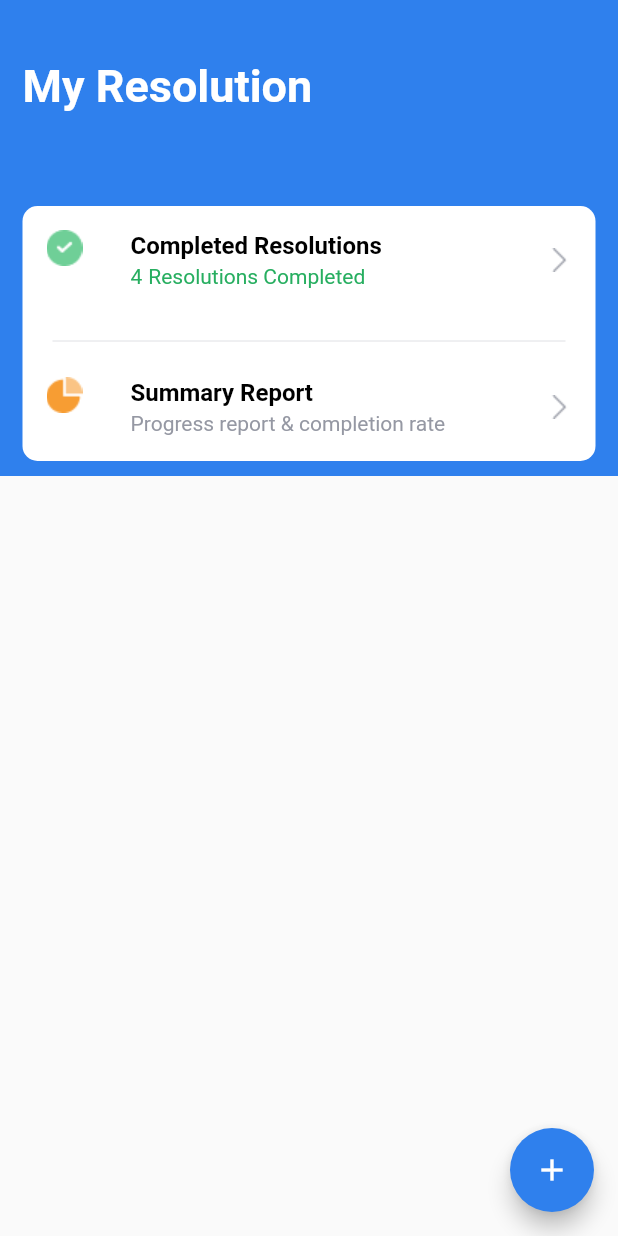
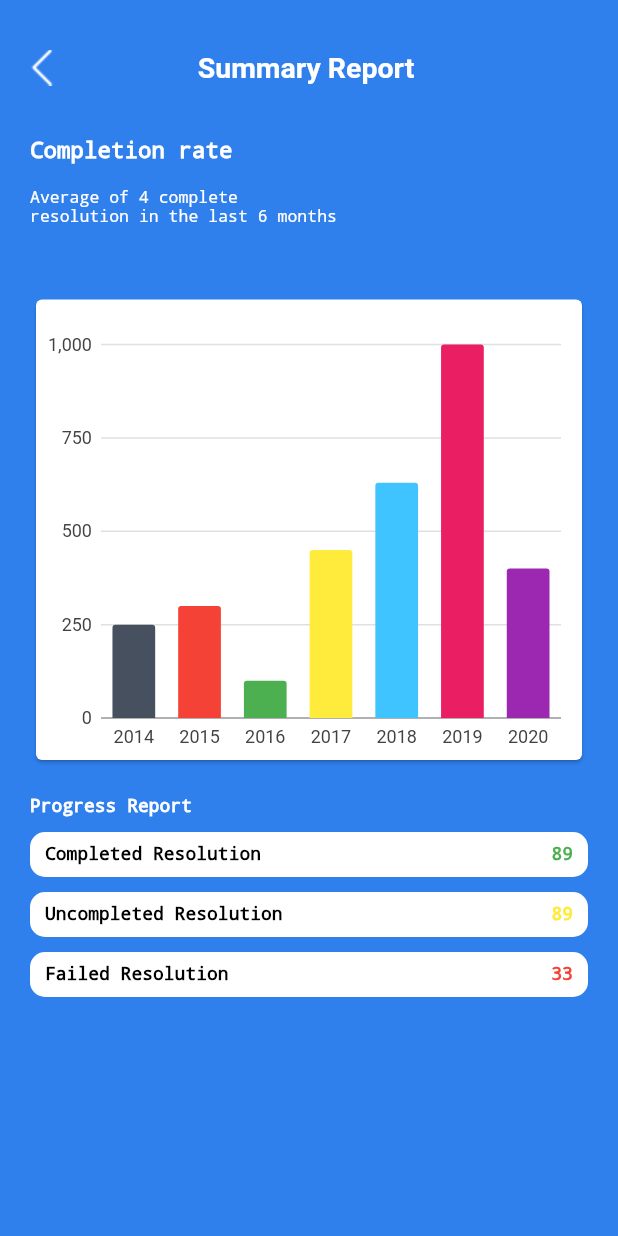
Before and after one commit to Abdullah8888/new_year_new_me, a Flutter app: the screen it shows after launch, after a tap on "Summary Report", on a phone screen of 412 x 824 dp. Run offline on Flutter 3.47's test engine with Material 2 defaults, Android fonts, the phone set to English and light mode, and no system bars; our stand-ins replace charts_flutter, flutter_local_notifications, sqflite; missing offline and left inert: dart:ffi; accounts and stored records are empty.

```diff
--- /dev/null
+++ b/lib/chart/bar_chart_demo.dart
@@ -0,0 +1,55 @@
+
+import 'package:flutter/material.dart';
+import 'package:charts_flutter/flutter.dart' as charts;
+import 'package:new_year_new_me/chart/bar_chart_graph.dart';
+import 'package:new_year_new_me/model/bar_chart_model.dart';
+
+
+class BarChartDemo {
+
+  final List<BarChartModel> data = [
+    BarChartModel(
+      year: "2014",
+      financial: 250,
+      color: charts.ColorUtil.fromDartColor(Color(0xFF47505F)),
+    ),
+    BarChartModel(
+      year: "2015",
+      financial: 300,
+      color: charts.ColorUtil.fromDartColor(Colors.red),
+    ),
+    BarChartModel(
+      year: "2016",
+      financial: 100,
+      color: charts.ColorUtil.fromDartColor(Colors.green),
+    ),
+    BarChartModel(
+      year: "2017",
+      financial: 450,
+      color: charts.ColorUtil.fromDartColor(Colors.yellow),
+    ),
+    BarChartModel(
+      year: "2018",
+      financial: 630,
+      color: charts.ColorUtil.fromDartColor(Colors.lightBlueAccent),
+    ),
+    BarChartModel(
+      year: "2019",
+      financial: 1000,
+      color: charts.ColorUtil.fromDartColor(Colors.pink),
+    ),
+    BarChartModel(
+      year: "2020",
+      financial: 400,
+      color: charts.ColorUtil.fromDartColor(Colors.purple),
+    ),
+  ];
+
+  Widget showChart() {
+    return Container(
+      child: BarChartGraph(
+            data: data,
+        ),
+    );
+  }
+}
--- /dev/null
+++ b/lib/chart/bar_chart_graph.dart
@@ -0,0 +1,96 @@
+import 'package:charts_flutter/flutter.dart';
+import 'package:flutter/cupertino.dart';
+import 'package:flutter/material.dart';
+import 'package:charts_flutter/flutter.dart' as charts;
+import 'package:new_year_new_me/model/bar_chart_model.dart';
+
+class BarChartGraph extends StatefulWidget {
+  final List<BarChartModel> data;
+
+  const BarChartGraph({Key key, this.data}) : super(key: key);
+
+  @override
+  _BarChartGraphState createState() => _BarChartGraphState();
+}
+
+class _BarChartGraphState extends State<BarChartGraph> {
+  List<BarChartModel> _barChartList;
+
+  @override
+  void initState() {
+    // TODO: implement initState
+    super.initState();
+    _barChartList = [
+      BarChartModel(month: "Oct"),
+      BarChartModel(month: "Nov"),
+    ];
+  }
+
+  @override
+  Widget build(BuildContext context) {
+    List<charts.Series<BarChartModel, String>> series = [
+      charts.Series(
+          id: "Financial",
+          data: widget.data,
+          domainFn: (BarChartModel series, _) => series.year,
+          measureFn: (BarChartModel series, _) => series.financial,
+          colorFn: (BarChartModel series, _) => series.color),
+    ];
+
+    //return _buildFinancialList(series);
+    return Container(
+      height: 400,
+      padding: EdgeInsets.all(20.0),
+      child: Card(
+          child: Column(
+            children: [
+              Text(
+                '',
+                style: Theme.of(context).textTheme.bodyText2,
+              ),
+              Expanded(
+                child: charts.BarChart(series, animate: true),
+              )
+            ],
+          ),
+      ),
+    );
+
+  }
+
+  // Widget _buildFinancialList(series) {
+  //   return _barChartList != null
+  //       ? ListView.separated(
+  //     physics: NeverScrollableScrollPhysics(),
+  //     separatorBuilder: (context, index) => Divider(
+  //       color: Colors.white,
+  //       height: 5,
+  //     ),
+  //     scrollDirection: Axis.vertical,
+  //     shrinkWrap: true,
+  //     itemCount: _barChartList.length,
+  //     itemBuilder: (BuildContext context, int index) {
+  //       return Container(
+  //         height: MediaQuery.of(context).size.height/ 2.3,
+  //         padding: EdgeInsets.all(10),
+  //         child: Column(
+  //           children: [
+  //             Row(
+  //               mainAxisAlignment: MainAxisAlignment.center,
+  //               children: [
+  //                 Text(_barChartList[index].month,
+  //                     style: TextStyle(
+  //                         color: Colors.black, fontSize: 22,
+  //                         fontWeight: FontWeight.bold)
+  //                 ),
+  //               ],
+  //             ),
+  //             Expanded( child: charts.BarChart(series, animate: true)),
+  //           ],
+  //         ),
+  //       );
+  //     },
+  //   )
+  //       : SizedBox();
+  // }
+}
--- /dev/null
+++ b/lib/generic_container/generic_container.dart
@@ -0,0 +1,54 @@
+import 'package:flutter/material.dart';
+import 'package:new_year_new_me/pages/homepage.dart';
+
+class GenerricContainer {
+
+  Widget showNavBar(BuildContext context, String title, Color tileColor, Color leftArrowColor, Color navBarColor) {
+    return Material(
+      color: navBarColor,
+      child: Padding(
+        padding:
+            const EdgeInsets.only(top: 20.0, left: 8.0, right: 8.0, bottom: 5.0),
+        child: Container(
+          height: 50,
+          width: MediaQuery.of(context).size.width,
+          child: Row(
+            mainAxisSize: MainAxisSize.max,
+            mainAxisAlignment: MainAxisAlignment.start,
+            children: [
+              Padding(
+                padding: const EdgeInsets.all(8.0),
+                child: InkWell(
+                  onTap: () {
+                    Navigator.push(
+                      context,
+                      MaterialPageRoute(builder: (context) => HomePage())
+                    );
+                  },
+                  child: Image.asset(
+                    'images/left_arrow.png',
+                    fit: BoxFit.cover,
+                    color: leftArrowColor,
+                  ),
+                ),
+              ),
+              Container(
+                width: MediaQuery.of(context).size.width - 100,
+                child: Center(
+                  child: Text(
+                    title,
+                    style: TextStyle(
+                        fontSize: 19,
+                        color: tileColor,
+                        fontWeight: FontWeight.bold,
+                        decoration: TextDecoration.none),
+                  ),
+                ),
+              )
+            ],
+          ),
+        ),
+      ),
+    );
+  }
+}
--- a/lib/main.dart
+++ b/lib/main.dart
@@ -15,7 +15,7 @@ class MyApp extends StatelessWidget {
         primarySwatch: Colors.blue,
         visualDensity: VisualDensity.adaptivePlatformDensity,
       ),
-      home: MyHomePage(title: ''),
+      home: HomePage(),
     );
   }
 }
--- /dev/null
+++ b/lib/model/bar_chart_model.dart
@@ -0,0 +1,13 @@
+import 'package:charts_flutter/flutter.dart' as charts;
+
+class BarChartModel {
+  String month;
+  String year;
+  int financial;
+  final charts.Color color;
+
+  BarChartModel({this.month,
+  this.year, this.financial,
+  this.color,}
+);
+}
--- a/lib/pages/add_resolution_box.dart
+++ b/lib/pages/add_resolution_box.dart
@@ -146,6 +146,7 @@ class _AddResolutionBoxState extends State<AddResolutionBox> {
     return Container(
       padding: EdgeInsets.all(10),
       child: RaisedButton(
+
         child: Text(
           dateText
         ),
--- /dev/null
+++ b/lib/pages/edit_resolution_box.dart
@@ -0,0 +1 @@
+import 'package:flutter/material.dart';
--- a/lib/pages/homepage.dart
+++ b/lib/pages/homepage.dart
@@ -2,20 +2,19 @@ import 'dart:ffi';
 
 import 'package:flutter/material.dart';
 import 'package:new_year_new_me/blocs/resolution_bloc.dart';
+import 'package:new_year_new_me/local_push_notification/local_push_notification.dart';
 import 'package:new_year_new_me/model/resolution_model.dart';
+import 'package:new_year_new_me/pages/completed_resolution.dart';
+import 'package:new_year_new_me/pages/summary_report.dart';
 
 import 'add_resolution_box.dart';
 
-class MyHomePage extends StatefulWidget {
-  MyHomePage({Key key, this.title}) : super(key: key);
-
-  final String title;
-
+class HomePage extends StatefulWidget {
   @override
-  _MyHomePageState createState() => _MyHomePageState();
+  _HomePageState createState() => _HomePageState();
 }
 
-class _MyHomePageState extends State<MyHomePage> {
+class _HomePageState extends State<HomePage> {
   int _counter = 0;
   final _scaffoldKey = GlobalKey<ScaffoldState>();
 
@@ -230,7 +229,12 @@ class _MyHomePageState extends State<MyHomePage> {
 
   Widget _completedResolutionContainer() {
     return InkWell(
-      onTap: () {},
+      onTap: () {
+        Navigator.push(
+          context,
+          MaterialPageRoute(builder: (context) => LocalNotificationWidget())
+        );
+      },
       child: ListTile(
         leading: Image.asset(
           'images/green_mark.png',
@@ -282,7 +286,12 @@ class _MyHomePageState extends State<MyHomePage> {
 
   Widget _summaryReportContainer() {
     return InkWell(
-      onTap: () {},
+      onTap: () {
+        Navigator.push(
+          context,
+          MaterialPageRoute(builder: (context) => SummaryReport())
+        );
+      },
       child: ListTile(
         leading: Image.asset(
           'images/orange_mark.png',
--- /dev/null
+++ b/lib/pages/summary_report.dart
@@ -0,0 +1,242 @@
+import 'package:flutter/material.dart';
+import 'package:new_year_new_me/chart/bar_chart_demo.dart';
+import 'package:new_year_new_me/generic_container/generic_container.dart';
+
+class SummaryReport extends StatefulWidget {
+  @override
+  _SummaryReportState createState() => _SummaryReportState();
+}
+
+class _SummaryReportState extends State<SummaryReport> {
+  GenerricContainer genericContainer;
+  BarChartDemo barChartDemo;
+  @override
+  void initState() {
+    // TODO: implement initState
+    super.initState();
+    genericContainer = GenerricContainer();
+    barChartDemo = BarChartDemo();
+  }
+
+  @override
+  Widget build(BuildContext context) {
+    return Container(
+        color: Color(0xFF2F80ED),
+        width: MediaQuery.of(context).size.width,
+        height: MediaQuery.of(context).size.height,
+        child: Column(
+          children: [
+            Flexible(
+                child: genericContainer.showNavBar(
+              context,
+              'Summary Report',
+              Color(0xFFFFFFFF),
+              Color(0xFFFFFFFF),
+              Color(0xFF2F80ED),
+            )),
+            Flexible(
+              flex: 4,
+              child: Column(
+                children: [
+                  Flexible(child: _showCompletionRateContainer()),
+                  Flexible(child: _showAverageContainer()),
+                  Flexible(flex: 7, child: _showBarChartContainer()),
+                  Flexible(flex: 4, child: _showProgressReport())
+                ],
+              ),
+            )
+          ],
+        ));
+  }
+
+  Widget _showCompletionRateContainer() {
+    return Container(
+        alignment: Alignment.centerLeft,
+        height: 50,
+        child: Padding(
+          padding: const EdgeInsets.only(left: 20.0),
+          child: Text(
+            'Completion rate',
+            style: TextStyle(
+                decoration: TextDecoration.none,
+                fontWeight: FontWeight.bold,
+                fontSize: 15,
+                color: Colors.white),
+          ),
+        ));
+  }
+
+  Widget _showAverageContainer() {
+    return Container(
+        alignment: Alignment.centerLeft,
+        height: 80,
+        child: Column(
+          children: [
+            Container(
+              padding: EdgeInsets.only(left: 20.0),
+              width: MediaQuery.of(context).size.width,
+              child: Text(
+                'Average of 4 complete',
+                style: TextStyle(
+                    decoration: TextDecoration.none,
+                    fontWeight: FontWeight.normal,
+                    fontSize: 11,
+                    color: Colors.white),
+              ),
+            ),
+            Container(
+              width: MediaQuery.of(context).size.width,
+              padding: EdgeInsets.only(left: 20.0),
+              child: Text(
+                'resolution in the last 6 months',
+                style: TextStyle(
+                    decoration: TextDecoration.none,
+                    fontWeight: FontWeight.normal,
+                    fontSize: 11,
+                    color: Colors.white),
+              ),
+            ),
+          ],
+        ));
+  }
+
+  Widget _showBarChartContainer() {
+    return barChartDemo.showChart();
+  }
+
+  Widget _showProgressReport() {
+    return Container(
+      width: MediaQuery.of(context).size.width,
+      child: Column(
+        children: [
+          Flexible(
+            child: Container(
+              padding: EdgeInsets.only(left: 20.0),
+              width: MediaQuery.of(context).size.width,
+              child: Text(
+                'Progress Report',
+                style: TextStyle(
+                  decoration: TextDecoration.none,
+                  fontWeight: FontWeight.bold,
+                  fontSize: 12,
+                  color: Colors.white,
+                ),
+              ),
+            ),
+          ),
+          _showCompletedResolutionContainer(),
+          _showUnCompletedResolutionContainer(),
+          _showFailedResolutionContainer()
+        ],
+      ),
+    );
+  }
+
+  Widget _showCompletedResolutionContainer() {
+    return Padding(
+      padding: const EdgeInsets.only(
+          left: 20.0, right: 20.0, top: 10.0, bottom: 0.0),
+      child: Container(
+        decoration: BoxDecoration(
+            borderRadius: BorderRadius.circular(10), color: Colors.white),
+        padding:
+            EdgeInsets.only(left: 10.0, right: 10.0, top: 8.0, bottom: 8.0),
+        child: Row(
+          mainAxisAlignment: MainAxisAlignment.spaceBetween,
+          children: [
+            Text(
+              'Completed Resolution',
+              style: TextStyle(
+                decoration: TextDecoration.none,
+                fontWeight: FontWeight.bold,
+                fontSize: 12,
+                color: Colors.black,
+              ),
+            ),
+            Text(
+              '89',
+              style: TextStyle(
+                decoration: TextDecoration.none,
+                fontWeight: FontWeight.bold,
+                fontSize: 12,
+                color: Colors.green,
+              ),
+            )
+          ],
+        ),
+      ),
+    );
+  }
+
+  Widget _showUnCompletedResolutionContainer() {
+    return Padding(
+      padding: const EdgeInsets.only(
+          left: 20.0, right: 20.0, top: 10.0, bottom: 0.0),
+      child: Container(
+        decoration: BoxDecoration(
+            borderRadius: BorderRadius.circular(10), color: Colors.white),
+        padding:
+            EdgeInsets.only(left: 10.0, right: 10.0, top: 8.0, bottom: 8.0),
+        child: Row(
+          mainAxisAlignment: MainAxisAlignment.spaceBetween,
+          children: [
+            Text(
+              'Uncompleted Resolution',
+              style: TextStyle(
+                decoration: TextDecoration.none,
+                fontWeight: FontWeight.bold,
+                fontSize: 12,
+                color: Colors.black,
+              ),
+            ),
+            Text(
+              '89',
+              style: TextStyle(
+                decoration: TextDecoration.none,
+                fontWeight: FontWeight.bold,
+                fontSize: 12,
+                color: Colors.yellow,
+              ),
+            )
+          ],
+        ),
+      ),
+    );
+  }
+
+  Widget _showFailedResolutionContainer() {
+    return Padding(
+      padding: const EdgeInsets.only(
+          left: 20.0, right: 20.0, top: 10.0, bottom: 0.0),
+      child: Container(
+        decoration: BoxDecoration(
+            borderRadius: BorderRadius.circular(10), color: Colors.white),
+        padding:
+            EdgeInsets.only(left: 10.0, right: 10.0, top: 8.0, bottom: 8.0),
+        child: Row(
+          mainAxisAlignment: MainAxisAlignment.spaceBetween,
+          children: [
+            Text(
+              'Failed Resolution',
+              style: TextStyle(
+                decoration: TextDecoration.none,
+                fontWeight: FontWeight.bold,
+                fontSize: 12,
+                color: Colors.black,
+              ),
+            ),
+            Text(
+              '33',
+              style: TextStyle(
+                decoration: TextDecoration.none,
+                fontWeight: FontWeight.bold,
+                fontSize: 12,
+                color: Colors.red,
+              ),
+            )
+          ],
+        ),
+      ),
+    );
+  }
+}
--- a/pubspec.yaml
+++ b/pubspec.yaml
@@ -25,6 +25,8 @@ dependencies:
     sdk: flutter
   sqflite: ^1.1.0
   path_provider: ^0.5.0+1
+  charts_flutter: ^0.9.0
+  flutter_local_notifications: ^3.0.3
 
 
   # The following adds the Cupertino Icons font to your application.
@@ -55,6 +57,7 @@ flutter:
     - images/orange_mark.png
     - images/round_check.png
     - images/right_arrow.png
+    - images/left_arrow.png
   # An image asset can refer to one or more resolution-specific "variants", see
   # https://flutter.dev/assets-and-images/#resolution-aware.
 
```
Also changed, not shown: lib/local_push_notification/local_push_notification.dart (added, +91 -0 lines), lib/pages/completed_resolution.dart (added, +115 -0 lines), images/left_arrow.png (added), lib/chart/resolution_bar_chart.dart (added), pubspec.lock, 4 other files.
